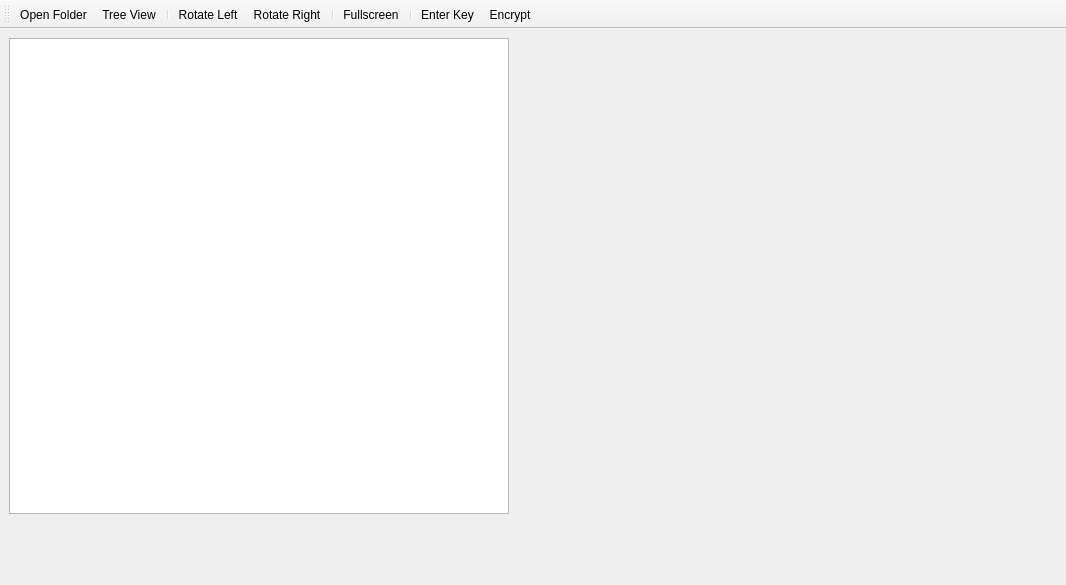
Above: gui/mainwindow.ui from annndruha/SecurePhotos before the change. Below: the same form after it.
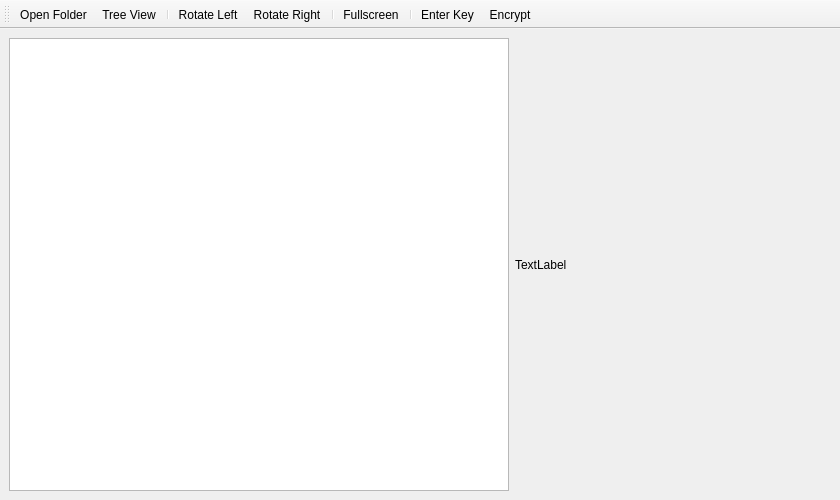
That is the form after the change. Icons and pictures are not drawn.

Diff of the .ui file:
```diff
--- a/gui/mainwindow.ui
+++ b/gui/mainwindow.ui
@@ -2,14 +2,6 @@
 <ui version="4.0">
  <class>MainWindow</class>
  <widget class="QMainWindow" name="MainWindow">
-  <property name="geometry">
-   <rect>
-    <x>0</x>
-    <y>0</y>
-    <width>1066</width>
-    <height>585</height>
-   </rect>
-  </property>
   <property name="sizePolicy">
    <sizepolicy hsizetype="Ignored" vsizetype="Ignored">
     <horstretch>0</horstretch>
@@ -42,22 +34,7 @@
     <normaloff>../img/icon.ico</normaloff>../img/icon.ico</iconset>
   </property>
   <widget class="QWidget" name="widget">
-   <property name="minimumSize">
-    <size>
-     <width>840</width>
-     <height>500</height>
-    </size>
-   </property>
-   <property name="maximumSize">
-    <size>
-     <width>1600</width>
-     <height>500</height>
-    </size>
-   </property>
    <layout class="QGridLayout" name="gridLayout">
-    <item row="0" column="2" rowspan="2">
-     <widget class="QWidget" name="imageview" native="true"/>
-    </item>
     <item row="0" column="0">
      <widget class="QTreeWidget" name="treeWidget">
       <property name="sizePolicy">
@@ -66,6 +43,12 @@
         <verstretch>0</verstretch>
        </sizepolicy>
       </property>
+      <property name="minimumSize">
+       <size>
+        <width>500</width>
+        <height>0</height>
+       </size>
+      </property>
       <property name="maximumSize">
        <size>
         <width>500</width>
@@ -85,6 +68,13 @@
       </column>
      </widget>
     </item>
+    <item row="0" column="1">
+     <widget class="QLabel" name="label">
+      <property name="text">
+       <string>TextLabel</string>
+      </property>
+     </widget>
+    </item>
    </layout>
   </widget>
   <widget class="QToolBar" name="toolBar">
```
